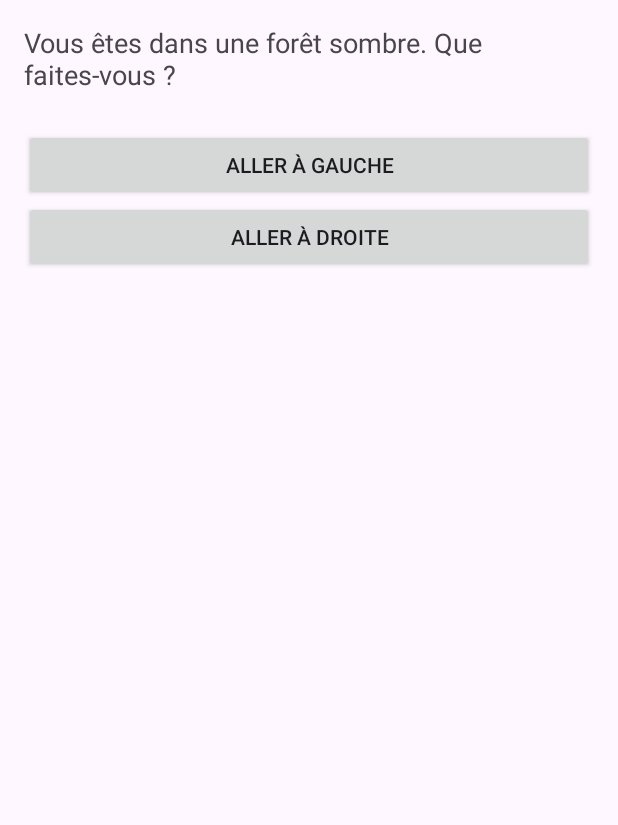
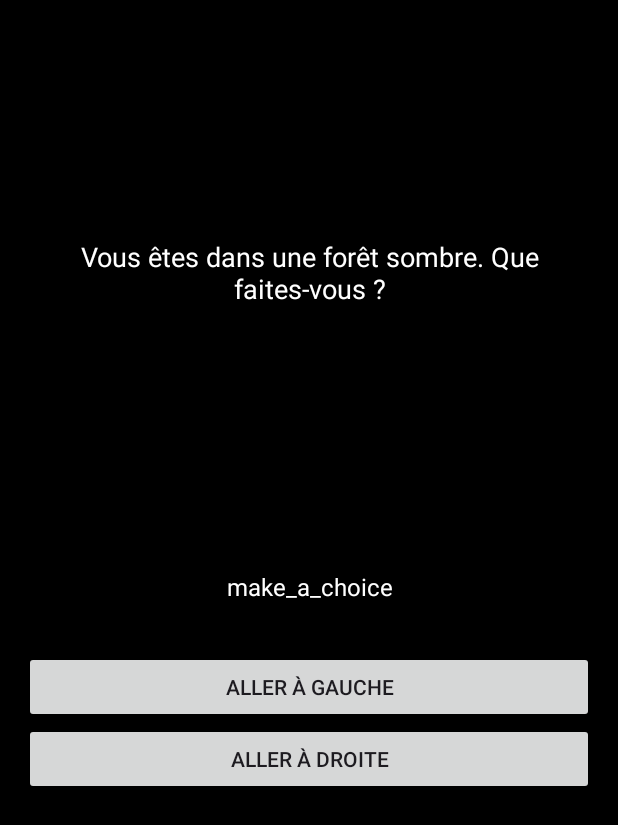
Before and after one commit to II-SARIP-II/android-arbre-narratif, an Android app: the screen it shows after launch (MainActivity), on a phone screen of 412 x 824 dp. Shown: the top 825 px of the screen. Run offline under Robolectric (Android 15) with nearby library versions, the phone set to English and light mode, and no system bars.

Commit message:
feat: front of the layout

```diff
--- a/app/src/main/java/com/example/arbrenarratif/ui/main/MainActivity.java
+++ b/app/src/main/java/com/example/arbrenarratif/ui/main/MainActivity.java
@@ -36,6 +36,8 @@
         StoryRepository repository = new StoryRepository();
         viewModel = new ViewModelProvider(this, new ViewModelFactory(repository)).get(StoryViewModel.class);
 
+        // TODO: 21/11/2024  implementer la fonctionnalité de fin & continue issue
+
         viewModel.getCurrentNode().observe(this, storyNode -> {
             if (storyNode != null) {
                 updateStoryNode(storyNode);
--- a/app/src/main/res/layout/activity_main.xml
+++ b/app/src/main/res/layout/activity_main.xml
@@ -1,23 +1,48 @@
-<?xml version="1.0" encoding="utf-8"?>
-<ScrollView xmlns:android="http://schemas.android.com/apk/res/android"
-    android:id="@+id/scrollView"
+<androidx.constraintlayout.widget.ConstraintLayout
+    xmlns:android="http://schemas.android.com/apk/res/android"
+    xmlns:app="http://schemas.android.com/apk/res-auto"
+    xmlns:tools="http://schemas.android.com/tools"
     android:layout_width="match_parent"
-    android:layout_height="match_parent">
-
+    android:layout_height="match_parent"
+    android:background="@color/black"
+    tools:context=".ui.main.MainActivity">
     <LinearLayout
         android:id="@+id/mainLayout"
         android:orientation="vertical"
         android:layout_width="match_parent"
-        android:layout_height="wrap_content"
+        android:layout_height="match_parent"
         android:padding="16dp">
 
         <TextView
             android:id="@+id/storyTextView"
-            android:layout_width="wrap_content"
+            android:layout_width="match_parent"
+            android:layout_height="300dp"
+            android:layout_margin="16dp"
+            android:background="@color/black"
+            android:gravity="center"
+            android:padding="16dp"
+            android:text="narrative_text"
+            android:textColor="@color/white"
+            android:textSize="18sp"
+            app:layout_constraintTop_toTopOf="parent"
+            app:layout_constraintStart_toStartOf="parent"
+            app:layout_constraintEnd_toEndOf="parent"
+            app:layout_constraintBottom_toTopOf="parent" />
+
+        <TextView
+            android:id="@+id/makeAChoice"
+            android:layout_width="match_parent"
             android:layout_height="wrap_content"
-            android:text="Story Text"
-            android:textSize="18sp"
-            android:layout_marginBottom="24dp" />
+            android:layout_margin="16dp"
+            android:background="@color/black"
+            android:gravity="center"
+            android:padding="16dp"
+            android:text="make_a_choice"
+            android:textColor="@color/white"
+            android:textSize="16sp"
+            app:layout_constraintTop_toBottomOf="@+id/storyTextView"
+            app:layout_constraintStart_toStartOf="parent"
+            app:layout_constraintEnd_toEndOf="parent" />
 
         <LinearLayout
             android:id="@+id/choicesLayout"
@@ -28,4 +53,5 @@
         </LinearLayout>
 
     </LinearLayout>
-</ScrollView>
+
+</androidx.constraintlayout.widget.ConstraintLayout>
```
